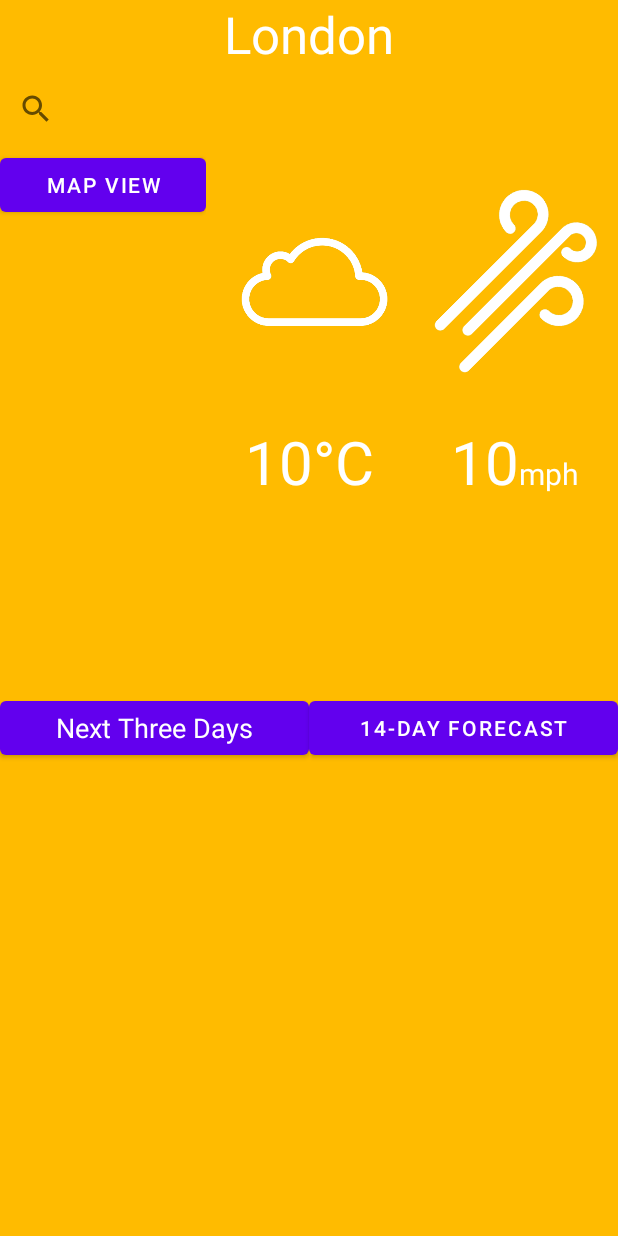
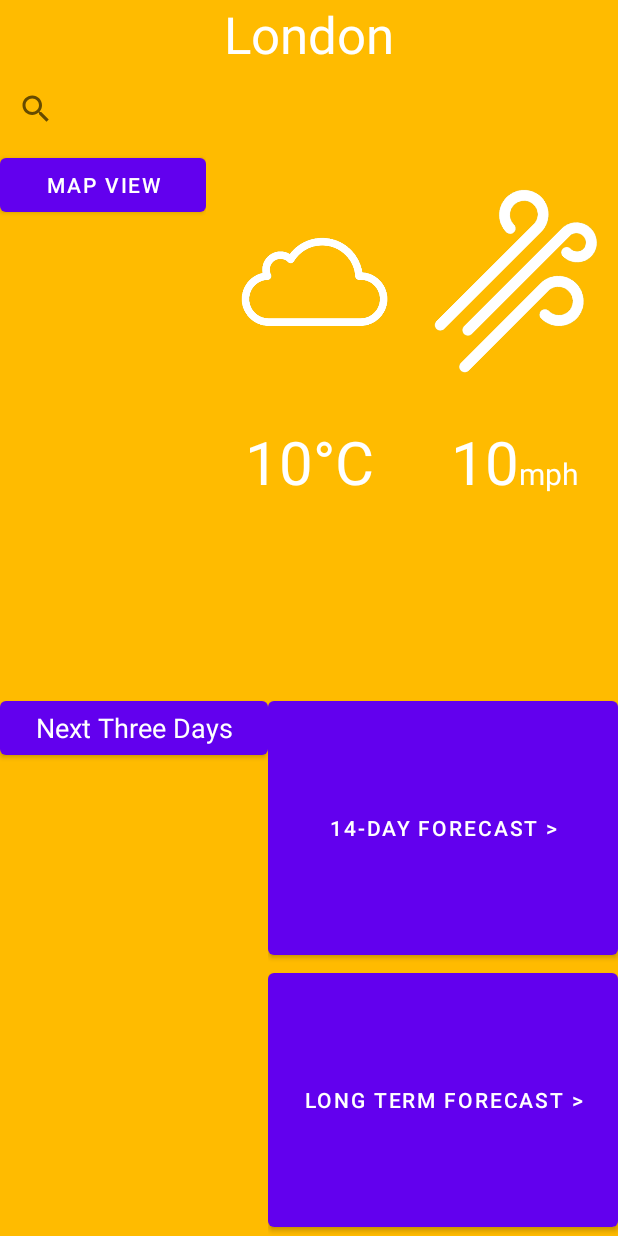
Before and after one commit to Group-51-COMP208/WeatherBroadcastApp, an Android app: the screen it shows after launch (MainActivity), on a phone screen of 412 x 824 dp. Run offline under Robolectric (Android 15) with nearby library versions, the phone set to English and light mode, and no system bars; 3 statements that could not run were skipped.

Commit message:
Added long term forecast view.

```diff
--- a/app/src/main/java/com/example/weatherbroadcastapp/MainActivity.java
+++ b/app/src/main/java/com/example/weatherbroadcastapp/MainActivity.java
@@ -46,6 +46,9 @@ public class MainActivity extends AppCompatActivity implements View.OnClickListe
         Button simpleForecastButton = findViewById(R.id.button_toSimpleForecast);
         simpleForecastButton.setOnClickListener(this);
 
+        Button longTermForecastButton = findViewById(R.id.button_toLongTermForecast);
+        longTermForecastButton.setOnClickListener(this);
+
         weatherService  = Services.get().getWeatherForecastService();
         locationService = Services.get().getLocationService();
         fusedLocationProviderClient = LocationServices.getFusedLocationProviderClient(this);
@@ -71,7 +74,6 @@ public class MainActivity extends AppCompatActivity implements View.OnClickListe
         else {
             setLocationToActual();
         }
-
     }
 
 
@@ -145,6 +147,10 @@ public class MainActivity extends AppCompatActivity implements View.OnClickListe
             Intent simpleForecastIntent = new Intent(this, SimpleForecastActivity.class);
             startActivity(simpleForecastIntent);
         }
+        else if(v.getId() == R.id.button_toLongTermForecast) {
+            Intent longTermForecastIntent = new Intent(this, LongTermForecastActivity.class);
+            startActivity(longTermForecastIntent);
+        }
     }
 
 
--- a/app/src/main/res/layout/content_main.xml
+++ b/app/src/main/res/layout/content_main.xml
@@ -120,7 +120,7 @@
         android:orientation="horizontal">
 
         <LinearLayout
-            android:layout_width="0dp"
+            android:layout_width="wrap_content"
             android:layout_height="match_parent"
             android:layout_weight="1"
             android:orientation="vertical">
@@ -135,11 +135,26 @@
 
         </LinearLayout>
 
-        <Button
-            android:id="@+id/button_toSimpleForecast"
-            android:layout_width="0dp"
-            android:layout_height="wrap_content"
+        <LinearLayout
+            android:layout_width="wrap_content"
+            android:layout_height="match_parent"
             android:layout_weight="1"
-            android:text="14-day forecast" />
+            android:orientation="vertical">
+
+            <Button
+                android:id="@+id/button_toSimpleForecast"
+                android:layout_width="match_parent"
+                android:layout_height="wrap_content"
+                android:layout_weight="1"
+                android:text="@string/button_14_day_forecast" />
+
+            <Button
+                android:id="@+id/button_toLongTermForecast"
+                android:layout_width="match_parent"
+                android:layout_height="wrap_content"
+                android:layout_weight="1"
+                android:text="@string/button_long_term_forecast" />
+        </LinearLayout>
+
     </LinearLayout>
 </LinearLayout>
--- a/app/src/main/res/values/strings.xml
+++ b/app/src/main/res/values/strings.xml
@@ -22,4 +22,8 @@
     <string name="uv_row">UV Index: </string>
     <string name="wind_direction_row">Wind Direction: </string>
     <string name="wind_speed_row">Wind Speed: </string>
+    <string name="button_14_day_forecast"><![CDATA[14-day forecast >]]></string>
+    <string name="button_long_term_forecast"><![CDATA[Long term forecast >]]></string>
+    <string name="heading_long_term_forecast">UK Long Term Forecast</string>
+    <string name="time_period">"%s to %s"</string>
 </resources>
--- a/lib/src/main/java/com/example/lib/PlaceholderWeatherForecastService.java
+++ b/lib/src/main/java/com/example/lib/PlaceholderWeatherForecastService.java
@@ -47,7 +47,11 @@ public class PlaceholderWeatherForecastService implements WeatherForecastService
 
     @Override
     public TextualForecast getLongTermForecast() {
-        return null;
+        TextualForecast textualForecast = new TextualForecast();
+        textualForecast.startTime = Calendar.getInstance();
+        textualForecast.duration = Duration.ofDays(30);
+        textualForecast.text = "Lorem ipsum dolor sit amet, consectetur adipiscing elit, sed do eiusmod tempor incididunt ut labore et dolore magna aliqua. Ut enim ad minim veniam, quis nostrud exercitation ullamco laboris nisi ut aliquip ex ea commodo consequat. Duis aute irure dolor in reprehenderit in voluptate velit esse cillum dolore eu fugiat nulla pariatur. Excepteur sint occaecat cupidatat non proident, sunt in culpa qui officia deserunt mollit anim id est laborum.";
+        return textualForecast;
     }
 
 
--- a/lib/src/main/java/com/example/lib/Utilities.java
+++ b/lib/src/main/java/com/example/lib/Utilities.java
@@ -14,6 +14,12 @@ public class Utilities {
         newTime.add(Calendar.MINUTE, (int) period.toMinutes() * number);
         return newTime;
     }
+
+    // Returns a new Calendar with time equal to startTime + period
+    public static Calendar addTime(Calendar startTime, Duration period) {
+        return addTime(startTime, period, 1);
+    }
+
 
     // Finds the closest location in the given array to the specified latitude and longitude
     // Uses Euclidian distance.
```
Also changed, not shown: app/src/main/AndroidManifest.xml (+5 -2 lines), app/src/main/java/com/example/weatherbroadcastapp/LongTermForecastActivity.java (added, +31 -0 lines), app/src/main/res/layout/activity_long_term_forecast.xml (added, +43 -0 lines), app/src/main/res/values/styles.xml (+15 -0 lines).
